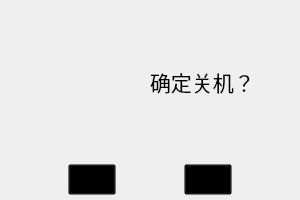
ives560/InverterController, file msgbox.ui: the form before one commit.
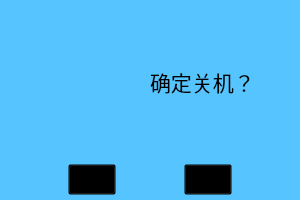
The form after the commit. Icons and pictures are not drawn.

Diff of the .ui file:
```diff
--- a/msgbox.ui
+++ b/msgbox.ui
@@ -13,6 +13,9 @@
   <property name="windowTitle">
    <string>Form</string>
   </property>
+  <property name="styleSheet">
+   <string notr="true">background-color: rgb(86, 197, 255);</string>
+  </property>
   <layout class="QGridLayout" name="gridLayout">
    <property name="margin">
     <number>5</number>
@@ -146,6 +149,12 @@
      </item>
      <item>
       <widget class="QToolButton" name="tbtn_ok">
+       <property name="minimumSize">
+        <size>
+         <width>0</width>
+         <height>0</height>
+        </size>
+       </property>
        <property name="font">
         <font>
          <family>AR PL UKai CN</family>
```
